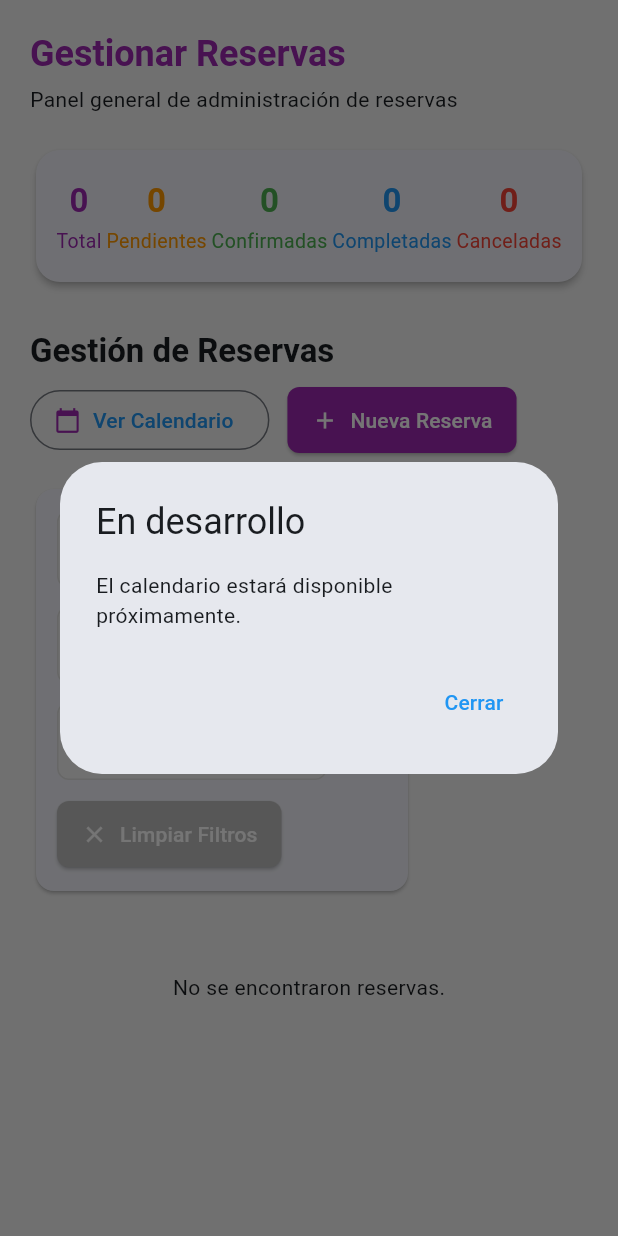
After one commit to Jhackns/Cap_capachicamovil, a Flutter app: the ReservasDashboardScreen screen opened directly, after a tap on "Ver Calendario", on a phone screen of 412 x 824 dp. The commit adds this screen. Run offline on Flutter 3.47's test engine with Material 3 defaults, Android fonts, the light colour scheme and no system bars; our stand-ins replace cached_network_image, carousel_slider, equatable, flutter_bloc, flutter_secure_storage, image_picker and 1 more; accounts and stored records are empty; network calls fail.

Commit message:
design reservas

```diff
--- a/tourcap_capachica/lib/config/environment.dart
+++ b/tourcap_capachica/lib/config/environment.dart
@@ -16,7 +16,7 @@ class EnvironmentConfig {
   static String get apiBaseUrl {
     switch (_environment) {
       case Environment.development:
-        return 'http://192.168.1.64:8000';
+        return 'http://192.168.1.15:8000';
       case Environment.staging:
         return 'https://staging-api.turismo-capachica.com';
       case Environment.production:
--- /dev/null
+++ b/tourcap_capachica/lib/screens/MenuDashboard/ReservasDashboard/reservas_dashboard_screen.dart
@@ -0,0 +1,462 @@
+import 'package:flutter/material.dart';
+import '../../../services/dashboard_service.dart';
+
+class ReservasDashboardScreen extends StatefulWidget {
+  @override
+  _ReservasDashboardScreenState createState() => _ReservasDashboardScreenState();
+}
+
+class _ReservasDashboardScreenState extends State<ReservasDashboardScreen> {
+  // Filtros
+  final TextEditingController _codigoController = TextEditingController();
+  String _estado = 'Todos';
+  DateTime? _fechaInicio;
+
+  final DashboardService _dashboardService = DashboardService();
+  List<Map<String, dynamic>> _reservas = [];
+  List<Map<String, dynamic>> _filteredReservas = [];
+  bool _isLoading = true;
+  String? _error;
+
+  // Resumen de ejemplo (se actualizará luego con datos reales)
+  Map<String, int> _resumen = {
+    'Total': 0,
+    'Pendientes': 0,
+    'Confirmadas': 0,
+    'Completadas': 0,
+    'Canceladas': 0,
+  };
+
+  @override
+  void initState() {
+    super.initState();
+    _fetchReservas();
+    // Agregar listener para filtros en tiempo real
+    _codigoController.addListener(_applyFilters);
+  }
+
+  @override
+  void dispose() {
+    _codigoController.dispose();
+    super.dispose();
+  }
+
+  void _applyFilters() {
+    setState(() {
+      _filteredReservas = _reservas.where((reserva) {
+        // Filtro por código
+        final codigo = (reserva['codigo_reserva'] ?? reserva['codigo'] ?? '').toString().toLowerCase();
+        final codigoFilter = _codigoController.text.toLowerCase();
+        if (codigoFilter.isNotEmpty && !codigo.contains(codigoFilter)) {
+          return false;
+        }
+
+        // Filtro por estado
+        final estado = (reserva['estado'] ?? '').toString();
+        if (_estado != 'Todos' && estado != _estado) {
+          return false;
+        }
+
+        // Filtro por fecha
+        if (_fechaInicio != null) {
+          final fechaReserva = _parseFecha(reserva['created_at'] ?? reserva['fecha']);
+          if (fechaReserva == null || fechaReserva.isBefore(_fechaInicio!)) {
+            return false;
+          }
+        }
+
+        return true;
+      }).toList();
+      _updateResumen();
+    });
+  }
+
+  DateTime? _parseFecha(dynamic fecha) {
+    if (fecha == null) return null;
+    if (fecha is DateTime) return fecha;
+    if (fecha is String) {
+      try {
+        return DateTime.parse(fecha);
+      } catch (_) {}
+    }
+    return null;
+  }
+
+  Future<void> _fetchReservas() async {
+    setState(() {
+      _isLoading = true;
+      _error = null;
+    });
+    try {
+      final reservas = await _dashboardService.getReservas();
+      setState(() {
+        _reservas = reservas;
+        _filteredReservas = reservas;
+        _isLoading = false;
+        _updateResumen();
+      });
+    } catch (e) {
+      setState(() {
+        _error = e.toString();
+        _isLoading = false;
+      });
+    }
+  }
+
+  void _updateResumen() {
+    final Map<String, int> resumen = {
+      'Total': _filteredReservas.length,
+      'Pendientes': 0,
+      'Confirmadas': 0,
+      'Completadas': 0,
+      'Canceladas': 0,
+    };
+    for (final r in _filteredReservas) {
+      final estado = (r['estado'] ?? '').toString().toLowerCase();
+      if (estado == 'pendiente') resumen['Pendientes'] = resumen['Pendientes']! + 1;
+      if (estado == 'confirmada') resumen['Confirmadas'] = resumen['Confirmadas']! + 1;
+      if (estado == 'completada') resumen['Completadas'] = resumen['Completadas']! + 1;
+      if (estado == 'cancelada') resumen['Canceladas'] = resumen['Canceladas']! + 1;
+    }
+    _resumen = resumen;
+  }
+
+  @override
+  Widget build(BuildContext context) {
+    return Scaffold(
+      backgroundColor: Colors.grey[100],
+      body: _isLoading
+          ? const Center(child: CircularProgressIndicator())
+          : _error != null
+              ? Center(child: Text('Error: $_error'))
+              : RefreshIndicator(
+                  onRefresh: _fetchReservas,
+                  child: SingleChildScrollView(
+                    physics: const AlwaysScrollableScrollPhysics(),
+                    padding: const EdgeInsets.all(20),
+                    child: Column(
+                      crossAxisAlignment: CrossAxisAlignment.start,
+                      children: [
+                        Text('Gestionar Reservas', style: Theme.of(context).textTheme.headlineSmall?.copyWith(fontWeight: FontWeight.bold, color: Color(0xFF9C27B0))),
+                        const SizedBox(height: 4),
+                        Text('Panel general de administración de reservas', style: Theme.of(context).textTheme.bodyMedium),
+                        const SizedBox(height: 20),
+                        _buildResumenBar(),
+                        const SizedBox(height: 28),
+                        LayoutBuilder(
+                          builder: (context, constraints) {
+                            final isSmall = constraints.maxWidth < 600;
+                            if (isSmall) {
+                              return Column(
+                                crossAxisAlignment: CrossAxisAlignment.start,
+                                children: [
+                                  Text('Gestión de Reservas', style: Theme.of(context).textTheme.titleLarge?.copyWith(fontWeight: FontWeight.bold)),
+                                  const SizedBox(height: 8),
+                                  _buildAccionButtons(),
+                                ],
+                              );
+                            } else {
+                              return Row(
+                                mainAxisAlignment: MainAxisAlignment.spaceBetween,
+                                children: [
+                                  Text('Gestión de Reservas', style: Theme.of(context).textTheme.titleLarge?.copyWith(fontWeight: FontWeight.bold)),
+                                  _buildAccionButtons(),
+                                ],
+                              );
+                            }
+                          },
+                        ),
+                        const SizedBox(height: 18),
+                        _buildFiltros(context),
+                        const SizedBox(height: 18),
+                        _buildTablaReservas(context),
+                      ],
+                    ),
+                  ),
+                ),
+    );
+  }
+
+  Widget _buildResumenBar() {
+    final estados = [
+      {'label': 'Total', 'color': Colors.purple},
+      {'label': 'Pendientes', 'color': Colors.orange},
+      {'label': 'Confirmadas', 'color': Colors.green},
+      {'label': 'Completadas', 'color': Colors.blue},
+      {'label': 'Canceladas', 'color': Colors.red},
+    ];
+    return Card(
+      shape: RoundedRectangleBorder(borderRadius: BorderRadius.circular(16)),
+      elevation: 2,
+      child: Padding(
+        padding: const EdgeInsets.symmetric(vertical: 18, horizontal: 12),
+        child: Row(
+          mainAxisAlignment: MainAxisAlignment.spaceAround,
+          children: estados.map((e) {
+            return Column(
+              children: [
+                Text('${_resumen[e['label']] ?? 0}', style: TextStyle(fontWeight: FontWeight.bold, fontSize: 22, color: e['color'] as Color)),
+                const SizedBox(height: 2),
+                Text(e['label'].toString(), style: TextStyle(color: e['color'] as Color, fontSize: 13)),
+              ],
+            );
+          }).toList(),
+        ),
+      ),
+    );
+  }
+
+  Widget _buildAccionButtons() {
+    return Wrap(
+      spacing: 12,
+      runSpacing: 8,
+      children: [
+        OutlinedButton.icon(
+          onPressed: () {
+            showDialog(
+              context: context,
+              builder: (ctx) => AlertDialog(
+                title: Text('En desarrollo'),
+                content: Text('El calendario estará disponible próximamente.'),
+                actions: [TextButton(onPressed: () => Navigator.pop(ctx), child: Text('Cerrar'))],
+              ),
+            );
+          },
+          icon: Icon(Icons.calendar_today, color: Color(0xFF9C27B0)),
+          label: Text('Ver Calendario'),
+        ),
+        ElevatedButton.icon(
+          onPressed: () {},
+          icon: Icon(Icons.add),
+          label: Text('Nueva Reserva'),
+          style: ElevatedButton.styleFrom(backgroundColor: Color(0xFF9C27B0)),
+        ),
+      ],
+    );
+  }
+
+  Widget _buildFiltros(BuildContext context) {
+    return Card(
+      shape: RoundedRectangleBorder(borderRadius: BorderRadius.circular(12)),
+      elevation: 1,
+      child: Padding(
+        padding: const EdgeInsets.all(14),
+        child: Wrap(
+          spacing: 12,
+          runSpacing: 12,
+          children: [
+            SizedBox(
+              width: 220,
+              child: TextField(
+                controller: _codigoController,
+                decoration: InputDecoration(
+                  labelText: 'Código de reserva',
+                  prefixIcon: Icon(Icons.qr_code),
+                  border: OutlineInputBorder(borderRadius: BorderRadius.circular(8)),
+                  isDense: true,
+                ),
+              ),
+            ),
+            SizedBox(
+              width: 180,
+              child: DropdownButtonFormField<String>(
+                value: _estado,
+                items: ['Todos', 'Pendiente', 'Confirmada', 'Cancelada', 'Completada']
+                    .map((e) => DropdownMenuItem(value: e, child: Text(e)))
+                    .toList(),
+                onChanged: (v) {
+                  setState(() => _estado = v ?? 'Todos');
+                  _applyFilters();
+                },
+                decoration: InputDecoration(
+                  labelText: 'Estado',
+                  border: OutlineInputBorder(borderRadius: BorderRadius.circular(8)),
+                  isDense: true,
+                ),
+              ),
+            ),
+            SizedBox(
+              width: 180,
+              child: GestureDetector(
+                onTap: () async {
+                  final picked = await showDatePicker(
+                    context: context,
+                    initialDate: _fechaInicio ?? DateTime.now(),
+                    firstDate: DateTime(2020),
+                    lastDate: DateTime(2100),
+                  );
+                  if (picked != null) {
+                    setState(() => _fechaInicio = picked);
+                    _applyFilters();
+                  }
+                },
+                child: AbsorbPointer(
+                  child: TextFormField(
+                    decoration: InputDecoration(
+                      labelText: 'Fecha de Inicio',
+                      hintText: 'dd/mm/aaaa',
+                      prefixIcon: Icon(Icons.date_range),
+                      border: OutlineInputBorder(borderRadius: BorderRadius.circular(8)),
+                      isDense: true,
+                    ),
+                    controller: TextEditingController(
+                      text: _fechaInicio != null
+                          ? '${_fechaInicio!.day.toString().padLeft(2, '0')}/${_fechaInicio!.month.toString().padLeft(2, '0')}/${_fechaInicio!.year}'
+                          : '',
+                    ),
+                  ),
+                ),
+              ),
+            ),
+            ElevatedButton.icon(
+              onPressed: () {
+                setState(() {
+                  _codigoController.clear();
+                  _estado = 'Todos';
+                  _fechaInicio = null;
+                });
+                _applyFilters();
+              },
+              icon: Icon(Icons.clear),
+              label: Text('Limpiar Filtros'),
+              style: ElevatedButton.styleFrom(backgroundColor: Colors.grey[400]),
+            ),
+          ],
+        ),
+      ),
+    );
+  }
+
+  Widget _buildTablaReservas(BuildContext context) {
+    if (_filteredReservas.isEmpty) {
+      return Padding(
+        padding: const EdgeInsets.all(32.0),
+        child: Center(child: Text('No se encontraron reservas.')),
+      );
+    }
+    return Card(
+      shape: RoundedRectangleBorder(borderRadius: BorderRadius.circular(14)),
+      elevation: 2,
+      child: SingleChildScrollView(
+        scrollDirection: Axis.horizontal,
+        child: ConstrainedBox(
+          constraints: BoxConstraints(
+            minWidth: MediaQuery.of(context).size.width - 40,
+          ),
+          child: DataTable(
+            columnSpacing: 16,
+            headingRowColor: MaterialStateProperty.all(Color(0xFF9C27B0).withOpacity(0.08)),
+            columns: const [
+              DataColumn(label: Text('Código')),
+              DataColumn(label: Text('Cliente')),
+              DataColumn(label: Text('Fecha Creación')),
+              DataColumn(label: Text('Servicios')),
+              DataColumn(label: Text('Estado')),
+              DataColumn(label: Text('Acciones')),
+            ],
+            rows: _filteredReservas.map((res) {
+              return DataRow(cells: [
+                DataCell(Text(res['codigo_reserva'] ?? res['codigo'] ?? '')),
+                DataCell(Column(
+                  crossAxisAlignment: CrossAxisAlignment.start,
+                  children: [
+                    Text(res['usuario']?['name'] ?? res['cliente'] ?? '', style: TextStyle(fontWeight: FontWeight.bold)),
+                    Text(res['usuario']?['email'] ?? res['email'] ?? '', style: TextStyle(fontSize: 12, color: Colors.grey[600])),
+                  ],
+                )),
+                DataCell(_buildFechaCell(res['created_at'] ?? res['fecha'])),
+                DataCell(_buildServiciosCell(res)),
+                DataCell(_buildEstadoChip(res['estado'] ?? '')),
+                DataCell(_buildAccionesCell(res)),
+              ]);
+            }).toList(),
+          ),
+        ),
+      ),
+    );
+  }
+
+  Widget _buildAccionesCell(Map<String, dynamic> res) {
+    return Wrap(
+      spacing: 4,
+      children: [
+        IconButton(
+          icon: Icon(Icons.edit, color: Colors.blue, size: 20),
+          tooltip: 'Editar',
+          onPressed: () {},
+        ),
+        IconButton(
+          icon: Icon(Icons.delete, color: Colors.red, size: 20),
+          tooltip: 'Eliminar',
+          onPressed: () {},
+        ),
+        IconButton(
+          icon: Icon(Icons.sync_alt, color: Colors.orange, size: 20),
+          tooltip: 'Cambiar Estado',
+          onPressed: () {},
+        ),
+      ],
+    );
+  }
+
+  Widget _buildFechaCell(dynamic fecha) {
+    if (fecha == null) return Text('-');
+    DateTime? dt;
+    if (fecha is DateTime) {
+      dt = fecha;
+    } else if (fecha is String) {
+      try {
+        dt = DateTime.parse(fecha);
+      } catch (_) {}
+    }
+    if (dt == null) return Text(fecha.toString());
+    return Text('${dt.day.toString().padLeft(2, '0')} ${_mes(dt.month)}. ${dt.year}');
+  }
+
+  Widget _buildServiciosCell(Map<String, dynamic> res) {
+    final servicios = res['servicios'] ?? res['reserva_servicios'] ?? [];
+    if (servicios is List && servicios.isNotEmpty) {
+      return Column(
+        crossAxisAlignment: CrossAxisAlignment.start,
+        children: [
+          Text('${servicios.length} servicios', style: TextStyle(fontWeight: FontWeight.bold)),
+          ...servicios.map<Widget>((s) => Text(s['nombre'] ?? s['servicio']?['nombre'] ?? '-', style: TextStyle(fontSize: 12, color: Colors.grey[700]))).toList(),
+        ],
+      );
+    }
+    return Text('0 servicios');
+  }
+
+  Widget _buildEstadoChip(String estado) {
+    Color color;
+    switch (estado.toLowerCase()) {
+      case 'pendiente':
+        color = Colors.orange;
+        break;
+      case 'confirmada':
+        color = Colors.green;
+        break;
+      case 'completada':
+        color = Colors.blue;
+        break;
+      case 'cancelada':
+        color = Colors.red;
+        break;
+      default:
+        color = Colors.grey;
+    }
+    return Chip(
+      label: Text(estado[0].toUpperCase() + estado.substring(1)),
+      backgroundColor: color.withOpacity(0.15),
+      labelStyle: TextStyle(color: color, fontWeight: FontWeight.bold),
+    );
+  }
+
+  String _mes(int mes) {
+    const meses = [
+      '', 'ene', 'feb', 'mar', 'abr', 'may', 'jun',
+      'jul', 'ago', 'sep', 'oct', 'nov', 'dic'
+    ];
+    return meses[mes];
+  }
+}
--- a/tourcap_capachica/lib/services/dashboard_service.dart
+++ b/tourcap_capachica/lib/services/dashboard_service.dart
@@ -404,4 +404,32 @@ class DashboardService {
       throw Exception('Error al eliminar municipalidad: ${response.body}');
     }
   }
+
+  // Obtener lista completa de reservas
+  Future<List<Map<String, dynamic>>> getReservas() async {
+    try {
+      final token = await _authService.getToken();
+      if (token == null) {
+        throw Exception('No hay token de autenticación');
+      }
+      final response = await http.get(
+        Uri.parse(ApiConfig.getReservasUrl()),
+        headers: _getAuthHeaders(token),
+      );
+      if (response.statusCode == 200) {
+        final data = json.decode(response.body);
+        if (data['success'] == true) {
+          // Soporte para paginación (data: { data: [] }) y no paginada (data: [])
+          if (data['data'] is Map && data['data'].containsKey('data')) {
+            return List<Map<String, dynamic>>.from(data['data']['data']);
+          }
+          return List<Map<String, dynamic>>.from(data['data']);
+        }
+      }
+      return [];
+    } catch (e) {
+      print('Error al obtener reservas: $e');
+      return [];
+    }
+  }
 }
```
Also changed, not shown: tourcap_capachica/lib/screens/admin_dashboard_screen.dart (+12 -10 lines).
